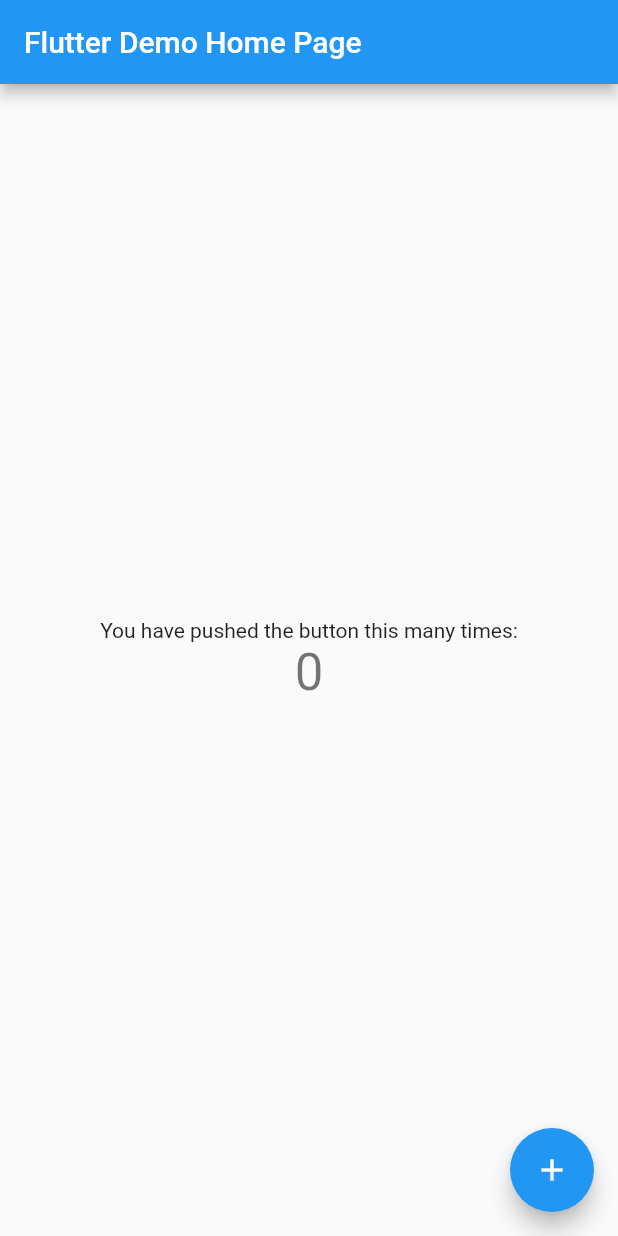
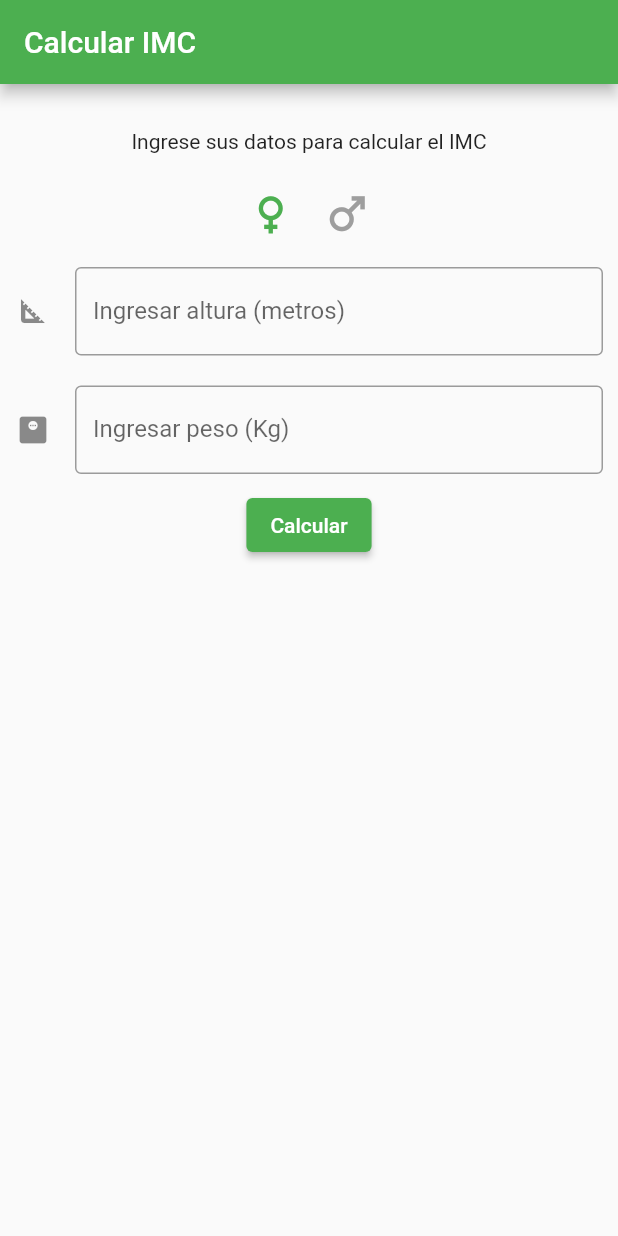
Before and after one commit to dariomtz/mobile_dev_hw2, a Flutter app: the screen it shows after launch, on a phone screen of 412 x 824 dp. Run offline on Flutter 3.47's test engine with Material 2 defaults, Android fonts, the phone set to English and light mode, and no system bars.

Commit message:
Creates app layout

```diff
--- /dev/null
+++ b/lib/form_input.dart
@@ -0,0 +1,30 @@
+import 'package:flutter/material.dart';
+
+class NumericInput extends StatelessWidget {
+  final IconData iconData;
+  final TextEditingController controller;
+  final String label;
+
+  const NumericInput(
+      {Key? key,
+      required this.iconData,
+      required this.controller,
+      required this.label})
+      : super(key: key);
+
+  @override
+  Widget build(BuildContext context) {
+    return Padding(
+      padding: const EdgeInsets.all(10.0),
+      child: TextField(
+        decoration: InputDecoration(
+            icon: Icon(iconData),
+            border: const OutlineInputBorder(),
+            labelText: label),
+        controller: controller,
+        keyboardType:
+            const TextInputType.numberWithOptions(signed: false, decimal: true),
+      ),
+    );
+  }
+}
--- /dev/null
+++ b/lib/gender.dart
@@ -0,0 +1,36 @@
+import 'package:flutter/material.dart';
+
+class GenderPick extends StatelessWidget {
+  final bool gender;
+  final Function setGender;
+  const GenderPick({
+    Key? key,
+    required this.gender,
+    required this.setGender,
+  }) : super(key: key);
+
+  @override
+  Widget build(BuildContext context) {
+    return Row(
+      mainAxisAlignment: MainAxisAlignment.center,
+      children: [
+        IconButton(
+          onPressed: () {
+            setGender(true);
+          },
+          icon: const Icon(Icons.female),
+          color: gender ? Colors.green : Colors.grey,
+          iconSize: 35,
+        ),
+        IconButton(
+          onPressed: () {
+            setGender(false);
+          },
+          icon: const Icon(Icons.male),
+          color: !gender ? Colors.green : Colors.grey,
+          iconSize: 35,
+        ),
+      ],
+    );
+  }
+}
--- /dev/null
+++ b/lib/home.dart
@@ -0,0 +1,78 @@
+import 'package:flutter/material.dart';
+import 'package:mobile_dev_hw2/form_input.dart';
+import 'package:mobile_dev_hw2/gender.dart';
+
+class Home extends StatefulWidget {
+  const Home({Key? key}) : super(key: key);
+
+  @override
+  State<Home> createState() => _HomeState();
+}
+
+class _HomeState extends State<Home> {
+  bool _gender = true;
+  late TextEditingController _height;
+  late TextEditingController _weight;
+
+  void setGender(bool gender) {
+    setState(() {
+      _gender = gender;
+    });
+  }
+
+  @override
+  void initState() {
+    super.initState();
+    _height = TextEditingController();
+    _weight = TextEditingController();
+  }
+
+  @override
+  void dispose() {
+    super.dispose();
+    _height.dispose();
+    _weight.dispose();
+  }
+
+  @override
+  Widget build(BuildContext context) {
+    return Center(
+      child: Column(crossAxisAlignment: CrossAxisAlignment.center, children: [
+        const Padding(
+          padding: EdgeInsets.only(top: 30, bottom: 15),
+          child: Text("Ingrese sus datos para calcular el IMC"),
+        ),
+        GenderPick(gender: _gender, setGender: setGender),
+        NumericInput(
+          iconData: Icons.square_foot,
+          controller: _height,
+          label: "Ingresar altura (metros)",
+        ),
+        NumericInput(
+          iconData: Icons.monitor_weight,
+          controller: _weight,
+          label: "Ingresar peso (Kg)",
+        ),
+        ElevatedButton(
+            onPressed: () async {
+              await showDialog(
+                  context: context,
+                  builder: (BuildContext context) {
+                    return AlertDialog(
+                      title: const Text("test"),
+                      content: const Text("test"),
+                      actions: <Widget>[
+                        TextButton(
+                            onPressed: () {
+                              Navigator.pop(context);
+                            },
+                            child: const Text("Aceptar"))
+                      ],
+                    );
+                  });
+            },
+            child: const Text("Calcular"))
+      ]),
+    );
+  }
+}
--- a/lib/main.dart
+++ b/lib/main.dart
@@ -1,115 +1,21 @@
 import 'package:flutter/material.dart';
+import 'package:mobile_dev_hw2/home.dart';
 
-void main() {
-  runApp(const MyApp());
-}
+void main() => runApp(MyApp());
 
 class MyApp extends StatelessWidget {
-  const MyApp({Key? key}) : super(key: key);
-
-  // This widget is the root of your application.
   @override
   Widget build(BuildContext context) {
     return MaterialApp(
-      title: 'Flutter Demo',
+      title: 'Material App',
       theme: ThemeData(
-        // This is the theme of your application.
-        //
-        // Try running your application with "flutter run". You'll see the
-        // application has a blue toolbar. Then, without quitting the app, try
-        // changing the primarySwatch below to Colors.green and then invoke
-        // "hot reload" (press "r" in the console where you ran "flutter run",
-        // or simply save your changes to "hot reload" in a Flutter IDE).
-        // Notice that the counter didn't reset back to zero; the application
-        // is not restarted.
-        primarySwatch: Colors.blue,
+          colorScheme: ColorScheme.fromSwatch(primarySwatch: Colors.green)),
+      home: Scaffold(
+        appBar: AppBar(
+          title: const Text('Calcular IMC'),
+        ),
+        body: Home(),
       ),
-      home: const MyHomePage(title: 'Flutter Demo Home Page'),
     );
   }
 }
-
-class MyHomePage extends StatefulWidget {
-  const MyHomePage({Key? key, required this.title}) : super(key: key);
-
-  // This widget is the home page of your application. It is stateful, meaning
-  // that it has a State object (defined below) that contains fields that affect
-  // how it looks.
-
-  // This class is the configuration for the state. It holds the values (in this
-  // case the title) provided by the parent (in this case the App widget) and
-  // used by the build method of the State. Fields in a Widget subclass are
-  // always marked "final".
-
-  final String title;
-
-  @override
-  State<MyHomePage> createState() => _MyHomePageState();
-}
-
-class _MyHomePageState extends State<MyHomePage> {
-  int _counter = 0;
-
-  void _incrementCounter() {
-    setState(() {
-      // This call to setState tells the Flutter framework that something has
-      // changed in this State, which causes it to rerun the build method below
-      // so that the display can reflect the updated values. If we changed
-      // _counter without calling setState(), then the build method would not be
-      // called again, and so nothing would appear to happen.
-      _counter++;
-    });
-  }
-
-  @override
-  Widget build(BuildContext context) {
-    // This method is rerun every time setState is called, for instance as done
-    // by the _incrementCounter method above.
-    //
-    // The Flutter framework has been optimized to make rerunning build methods
-    // fast, so that you can just rebuild anything that needs updating rather
-    // than having to individually change instances of widgets.
-    return Scaffold(
-      appBar: AppBar(
-        // Here we take the value from the MyHomePage object that was created by
-        // the App.build method, and use it to set our appbar title.
-        title: Text(widget.title),
-      ),
-      body: Center(
-        // Center is a layout widget. It takes a single child and positions it
-        // in the middle of the parent.
-        child: Column(
-          // Column is also a layout widget. It takes a list of children and
-          // arranges them vertically. By default, it sizes itself to fit its
-          // children horizontally, and tries to be as tall as its parent.
-          //
-          // Invoke "debug painting" (press "p" in the console, choose the
-          // "Toggle Debug Paint" action from the Flutter Inspector in Android
-          // Studio, or the "Toggle Debug Paint" command in Visual Studio Code)
-          // to see the wireframe for each widget.
-          //
-          // Column has various properties to control how it sizes itself and
-          // how it positions its children. Here we use mainAxisAlignment to
-          // center the children vertically; the main axis here is the vertical
-          // axis because Columns are vertical (the cross axis would be
-          // horizontal).
-          mainAxisAlignment: MainAxisAlignment.center,
-          children: <Widget>[
-            const Text(
-              'You have pushed the button this many times:',
-            ),
-            Text(
-              '$_counter',
-              style: Theme.of(context).textTheme.headline4,
-            ),
-          ],
-        ),
-      ),
-      floatingActionButton: FloatingActionButton(
-        onPressed: _incrementCounter,
-        tooltip: 'Increment',
-        child: const Icon(Icons.add),
-      ), // This trailing comma makes auto-formatting nicer for build methods.
-    );
-  }
-}
```
